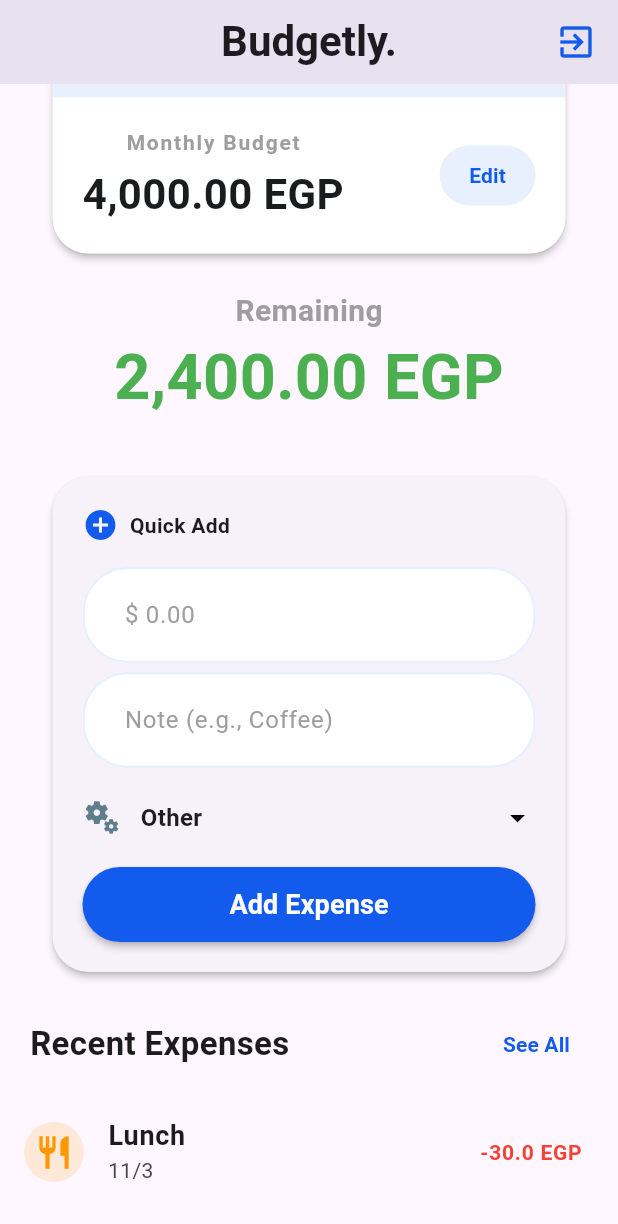
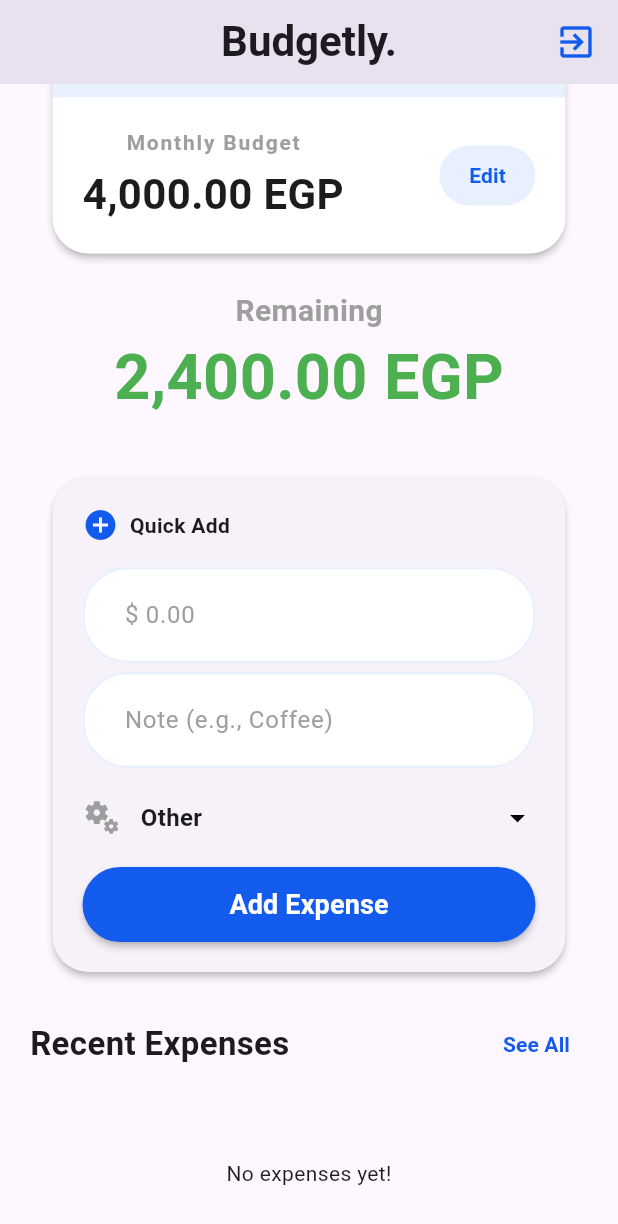
Before and after one commit to youssefkh288/Budgetly, a Flutter app: the screen it shows after launch, scrolled down 117 dp, on a phone screen of 412 x 824 dp. Shown: the top 1224 px of the screen. Run offline on Flutter 3.47's test engine with Material 3 defaults, Android fonts, the phone set to English and light mode, and no system bars; our stand-ins replace flutter_bloc, loading_animation_widget.

Commit message:
refactored + used cubits

```diff
--- /dev/null
+++ b/lib/cubits/expenses/expenses_cubit.dart
@@ -0,0 +1,17 @@
+import 'package:budgetly/cubits/expenses/expenses_state.dart';
+import 'package:flutter_bloc/flutter_bloc.dart';
+import '../../models/expenses.dart';
+
+class ExpenseCubit extends Cubit<ExpenseState> {
+  ExpenseCubit() : super(ExpenseState([]));
+
+  void addExpense(Expenses expense) {
+    final updated = List<Expenses>.from(state.expenses)..insert(0, expense);
+    emit(ExpenseState(updated));
+  }
+
+  void deleteExpense(int index) {
+    final updated = List<Expenses>.from(state.expenses)..removeAt(index);
+    emit(ExpenseState(updated));
+  }
+}
--- /dev/null
+++ b/lib/cubits/expenses/expenses_state.dart
@@ -0,0 +1,7 @@
+import 'package:budgetly/models/expenses.dart';
+
+class ExpenseState {
+  final List<Expenses> expenses;
+
+  ExpenseState(this.expenses);
+}
--- a/lib/main.dart
+++ b/lib/main.dart
@@ -1,4 +1,5 @@
-import 'package:budgetly/cubits/splash_cubit.dart';
+import 'package:budgetly/cubits/expenses/expenses_cubit.dart';
+import 'package:budgetly/cubits/splash/splash_cubit.dart';
 import 'package:budgetly/screens/splash_screen.dart';
 import 'package:flutter/material.dart';
 import 'package:flutter_bloc/flutter_bloc.dart';
@@ -12,12 +13,15 @@ class MyApp extends StatelessWidget {
 
   @override
   Widget build(BuildContext context) {
-    return MaterialApp(
-      title: 'Budgetly',
-      debugShowCheckedModeBanner: false,
-      home: BlocProvider(
-        create: (context) => SplashCubit(),
-        child: SplashScreen(),
+    return MultiBlocProvider(
+      providers: [BlocProvider(create: (_) => ExpenseCubit())],
+      child: MaterialApp(
+        title: 'Budgetly',
+        debugShowCheckedModeBanner: false,
+        home: BlocProvider(
+          create: (context) => SplashCubit(),
+          child: SplashScreen(),
+        ),
       ),
     );
   }
--- /dev/null
+++ b/lib/models/category.dart
@@ -0,0 +1,13 @@
+import 'package:flutter/material.dart';
+
+class Category {
+  final String name;
+  final IconData icon;
+  final Color color;
+
+  Category({
+    required this.name,
+    required this.icon,
+    required this.color,
+  });
+}
--- a/lib/screens/home_screen.dart
+++ b/lib/screens/home_screen.dart
@@ -1,9 +1,14 @@
 import 'package:budgetly/core/color_manager.dart';
+import 'package:budgetly/cubits/expenses/expenses_cubit.dart';
+import 'package:budgetly/cubits/expenses/expenses_state.dart';
+import 'package:budgetly/models/category.dart';
 import 'package:budgetly/models/expenses.dart';
 import 'package:budgetly/widgets/budget_box.dart';
 import 'package:budgetly/widgets/custom_button.dart';
 import 'package:budgetly/widgets/custom_text_field.dart';
+import 'package:budgetly/widgets/expense_tile.dart';
 import 'package:flutter/material.dart';
+import 'package:flutter_bloc/flutter_bloc.dart';
 
 class HomeScreen extends StatefulWidget {
   const HomeScreen({super.key});
@@ -16,33 +21,19 @@ class _HomeScreenState extends State<HomeScreen> {
   final TextEditingController amountController = TextEditingController();
   final TextEditingController titleController = TextEditingController();
 
-  final List<Map<String, dynamic>> categories = [
-    {'name': 'Food', 'icon': Icons.restaurant, 'color': Colors.orange},
-    {'name': 'Transport', 'icon': Icons.directions_bus, 'color': Colors.blue},
-    {'name': 'Shopping', 'icon': Icons.shopping_bag, 'color': Colors.purple},
-    {
-      'name': 'Health',
-      'icon': Icons.medical_services,
-      'color': Colors.redAccent,
-    },
-    {
-      'name': 'Other',
-      'icon': Icons.miscellaneous_services,
-      'color': Colors.blueGrey,
-    },
+  List<Category> categories = [
+    Category(name: "Food", icon: Icons.restaurant, color: Colors.orange),
+    Category(name: "Transport", icon: Icons.directions_bus, color: Colors.blue),
+    Category(name: "Shopping", icon: Icons.shopping_bag, color: Colors.purple),
+    Category(name: "Health", icon: Icons.medical_services, color: Colors.red),
+    Category(
+      name: "Other",
+      icon: Icons.miscellaneous_services,
+      color: Colors.grey,
+    ),
   ];
-
   int selectedCategoryIndex = 4;
 
-  List<Expenses> expenses = [
-    Expenses(
-      amount: 30,
-      title: 'Lunch',
-      date: DateTime.now(),
-      icon: Icons.restaurant,
-      color: Colors.orange,
-    ),
-  ];
   @override
   void dispose() {
     amountController.dispose();
@@ -75,12 +66,12 @@ class _HomeScreenState extends State<HomeScreen> {
                     var cat = entry.value;
                     return ListTile(
                       leading: CircleAvatar(
-                        backgroundColor: cat['color'].withOpacity(0.2),
-                        child: Icon(cat['icon'], color: cat['color']),
+                        backgroundColor: cat.color.withValues(alpha: 0.2),
+                        child: Icon(cat.icon, color: cat.color),
                       ),
-                      title: Text(cat['name']),
+                      title: Text(cat.name),
                       trailing: selectedCategoryIndex == idx
-                          ? Icon(Icons.check_circle, color: cat['color'])
+                          ? Icon(Icons.check_circle, color: cat.color)
                           : null,
                       onTap: () {
                         setState(() => selectedCategoryIndex = idx);
@@ -194,13 +185,12 @@ class _HomeScreenState extends State<HomeScreen> {
                           child: Row(
                             children: [
                               Icon(
-                                categories[selectedCategoryIndex]['icon'],
-                                color:
-                                    categories[selectedCategoryIndex]['color'],
+                                categories[selectedCategoryIndex].icon,
+                                color: categories[selectedCategoryIndex].color,
                                 size: 26,
                               ),
                               Text(
-                                '   ${categories[selectedCategoryIndex]['name']}',
+                                '   ${categories[selectedCategoryIndex].name}',
                                 style: const TextStyle(
                                   fontSize: 16,
                                   fontWeight: FontWeight.bold,
@@ -221,23 +211,16 @@ class _HomeScreenState extends State<HomeScreen> {
                           onPressed: () {
                             if (amountController.text.isNotEmpty &&
                                 titleController.text.isNotEmpty) {
-                              setState(() {
-                                expenses.insert(
-                                  0,
+                              context.read<ExpenseCubit>().addExpense(
                                 Expenses(
                                   amount: double.parse(amountController.text),
                                   title: titleController.text,
                                   date: DateTime.now(),
-                                    icon:
-                                        categories[selectedCategoryIndex]['icon'],
+                                  icon: categories[selectedCategoryIndex].icon,
                                   color:
-                                        categories[selectedCategoryIndex]['color'],
+                                      categories[selectedCategoryIndex].color,
                                 ),
                               );
-                                amountController.clear();
-                                titleController.clear();
-                                FocusScope.of(context).unfocus();
-                              });
                             }
                           },
                         ),
@@ -275,41 +258,23 @@ class _HomeScreenState extends State<HomeScreen> {
 
               const SizedBox(height: 12),
 
-              expenses.isEmpty
-                  ? const Padding(
+              BlocBuilder<ExpenseCubit, ExpenseState>(
+                builder: (context, state) {
+                  if (state.expenses.isEmpty) {
+                    return const Padding(
                       padding: EdgeInsets.all(40),
-                      child: Text(
-                        "No expenses yet!",
-                        style: TextStyle(color: Colors.grey),
-                      ),
-                    )
-                  : ListView.builder(
+                      child: Text("No expenses yet!"),
+                    );
+                  }
+
+                  return ListView.builder(
                     shrinkWrap: true,
                     physics: const NeverScrollableScrollPhysics(),
-                      itemCount: expenses.length,
+                    itemCount: state.expenses.length,
                     itemBuilder: (context, index) {
-                        final item = expenses[index];
-                        return ListTile(
-                          leading: CircleAvatar(
-                            backgroundColor: item.color.withValues(alpha: 0.15),
-                            child: Icon(item.icon, color: item.color, size: 26),
-                          ),
-                          title: Text(
-                            item.title,
-                            style: const TextStyle(
-                              fontSize: 18,
-                              fontWeight: FontWeight.bold,
-                            ),
-                          ),
-                          subtitle: Text("${item.date.day}/${item.date.month}"),
-                          trailing: Text(
-                            "-${item.amount} EGP",
-                            style: const TextStyle(
-                              fontSize: 14,
-                              color: Colors.red,
-                              fontWeight: FontWeight.bold,
-                            ),
-                          ),
+                      final item = state.expenses[index];
+                      return ExpenseTile(expense: item);
+                    },
                   );
                 },
               ),
--- a/lib/screens/splash_screen.dart
+++ b/lib/screens/splash_screen.dart
@@ -1,4 +1,4 @@
-import 'package:budgetly/cubits/splash_cubit.dart';
+import 'package:budgetly/cubits/splash/splash_cubit.dart';
 import 'package:budgetly/screens/home_screen.dart';
 import 'package:flutter/material.dart';
 import 'package:flutter_bloc/flutter_bloc.dart';
```
Also changed, not shown: lib/cubits/categories/categories_cubit.dart (added, +9 -0 lines), lib/widgets/expense_tile.dart (added, +20 -0 lines), lib/cubits/splash/splash_cubit.dart (renamed from lib/cubits/splash_cubit.dart). Lines whose indentation alone changed are shown as unchanged.
